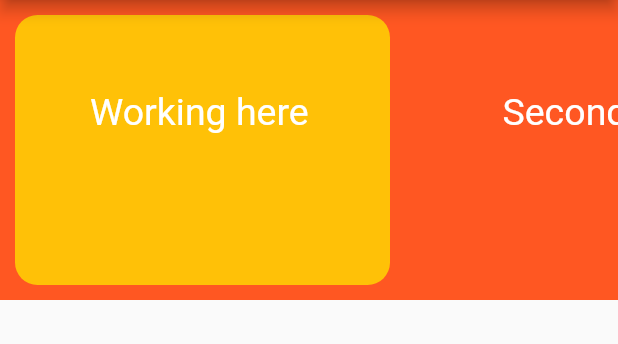
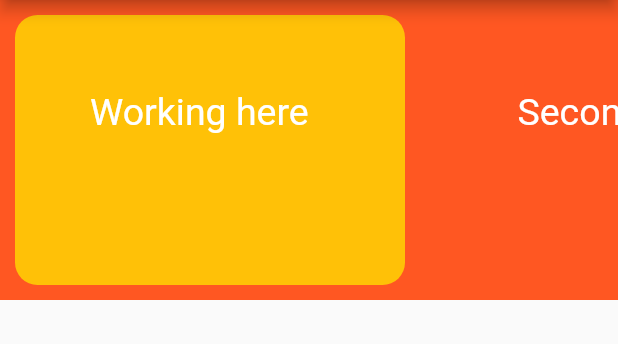
Before and after one commit to Yazdani1/Flutter_Drag_and_Drop, a Flutter app: the screen it shows after launch, on a phone screen of 412 x 824 dp, the part 84-428 px from its top. Run offline on Flutter 3.47's test engine with Material 2 defaults, Android fonts, the phone set to English and light mode, and no system bars.

Commit message:
Second Commit

```diff
--- a/lib/Home.dart
+++ b/lib/Home.dart
@@ -29,7 +29,7 @@ class _HomeState extends State<Home> {
 
               Container(
                 height: 200.0,
-                width: 250.0,
+                width: 260.0,
                 margin: EdgeInsets.all(10.0),
                 decoration: BoxDecoration(
                     color: Colors.amber,
```
